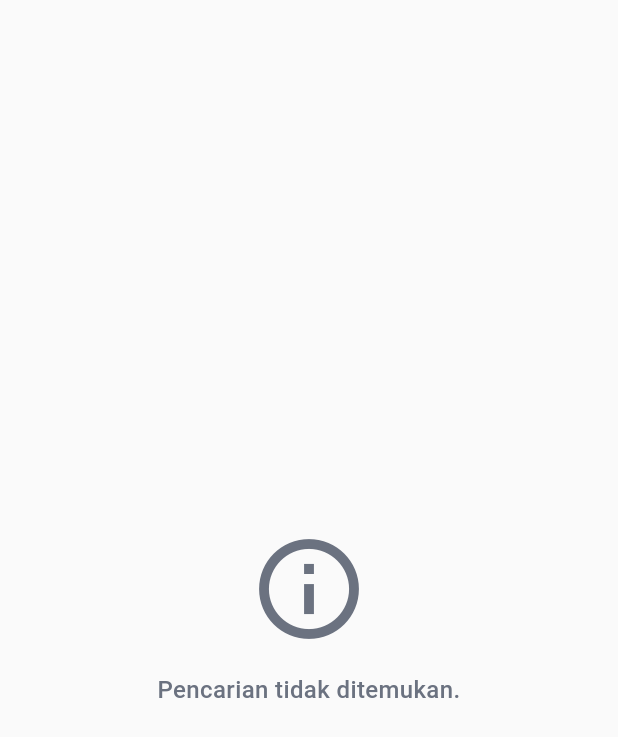
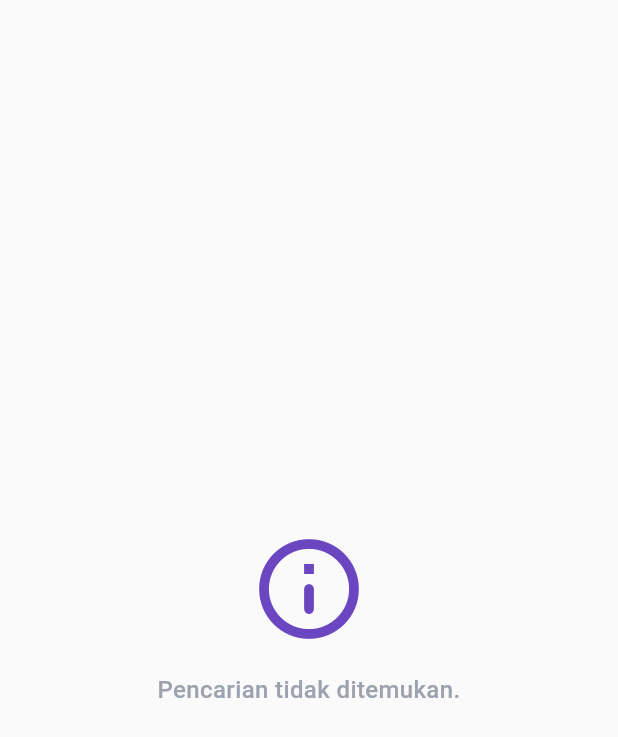
Before and after one commit to mazkama/infoev-mobile, a Flutter app: the EmptyStateWidget widget shown alone on an empty page, opened directly, on a phone screen of 412 x 824 dp. Shown: the top 737 px of the screen. Run offline on Flutter 3.47's test engine with Material 3 defaults, Android fonts, the phone set to English and light mode, and no system bars; our stand-ins replace cached_network_image, flutter_widget_from_html, get, google_fonts, google_maps_flutter, google_sign_in and 2 more; accounts and stored records are empty; network calls fail.

Commit message:
Berita In Light Mode

```diff
--- a/lib/app/modules/news/views/widgets/EmptyStateWidget.dart
+++ b/lib/app/modules/news/views/widgets/EmptyStateWidget.dart
@@ -21,15 +21,15 @@
           crossAxisAlignment: CrossAxisAlignment.center,
           children: [
             Icon(
-              Icons.info_outline,
+              Icons.info_outline_rounded,
               size: 80,
-              color: AppColors.secondaryTextColor,
+              color: AppColors.primaryColor,
             ),
             const SizedBox(height: 16),
             Text(
               message,
               style: TextStyle(
-                color: AppColors.secondaryTextColor,
+                color: AppColors.textTertiary,
                 fontSize: 16,
                 fontWeight: FontWeight.w500,
               ),
@@ -40,7 +40,7 @@
               ElevatedButton(
                 onPressed: onRetry,
                 style: ElevatedButton.styleFrom(
-                  backgroundColor: AppColors.accentColor,
+                  backgroundColor: AppColors.secondaryColor,
                   foregroundColor: AppColors.textColor,
                 ),
                 child: Text(buttonText!),
```
Also changed, not shown: lib/app/modules/news/views/news_all_view.dart (+10 -7 lines), lib/app/modules/news/views/news_detail_view.dart (+7 -7 lines), lib/app/modules/news/views/widgets/SearchWidget.dart (+8 -7 lines).
